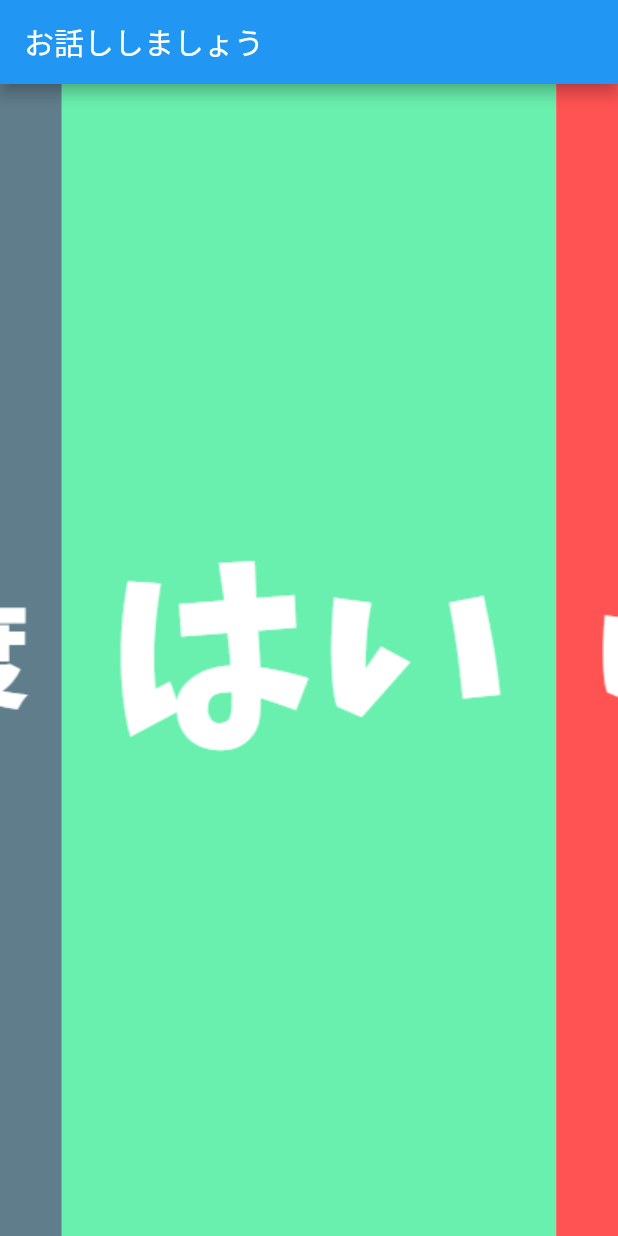
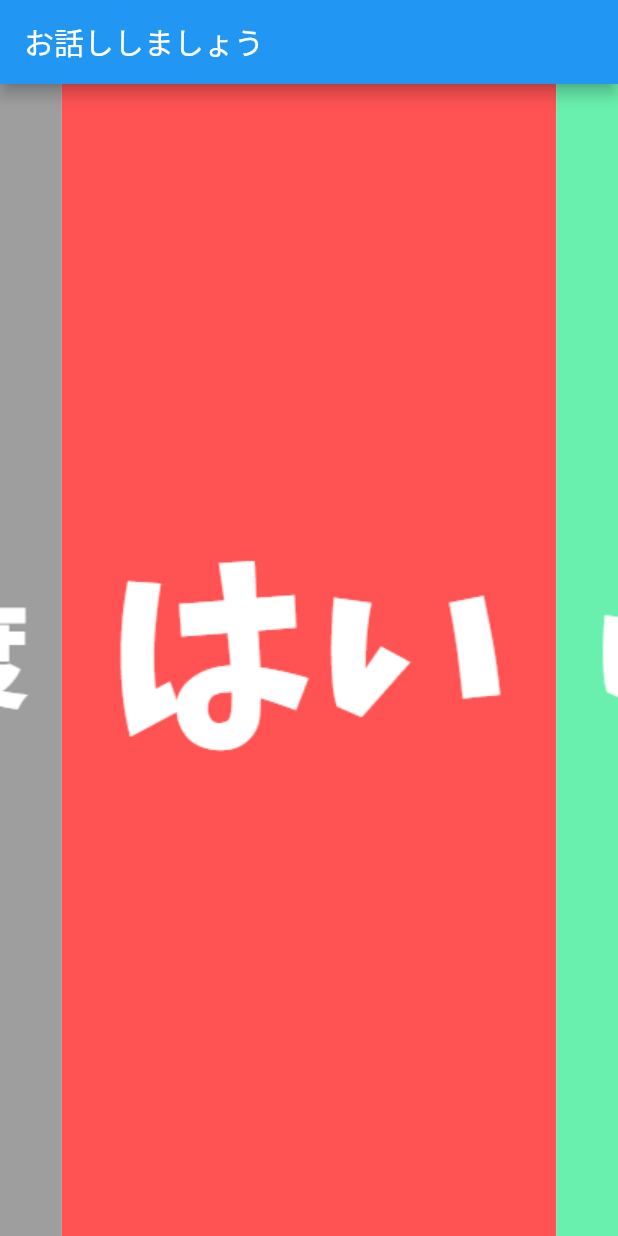
Before and after one commit to DaisukeMinagawa/silent_talker, a Flutter app: the screen it shows after launch, on a phone screen of 412 x 824 dp. Run offline on Flutter 3.47's test engine with Material 2 defaults, Android fonts, the phone set to English and light mode, and no system bars; drawn by our look-alikes of carousel_slider; missing offline and left inert: audiofileplayer.

Commit message:
Speaker ver.1

```diff
--- a/lib/main.dart
+++ b/lib/main.dart
@@ -1,6 +1,11 @@
 import 'package:carousel_slider/carousel_options.dart';
 import 'package:carousel_slider/carousel_slider.dart';
 import 'package:flutter/material.dart';
+import 'package:audiofileplayer/audiofileplayer.dart';
+
+Audio audio1 = Audio.load('sounds/sound1.wav');
+Audio audio2 = Audio.load('sounds/sound2.wav');
+Audio audio3 = Audio.load('sounds/sound3.wav');
 
 void main() => runApp(BasicDemo());
 
@@ -8,25 +13,53 @@ class BasicDemo extends StatelessWidget {
   @override
   Widget build(BuildContext context) {
     return MaterialApp(
+      debugShowCheckedModeBanner: false,
       home: Scaffold(
         appBar: AppBar(title: Text('お話ししましょう')),
         body: SafeArea(
           child: CarouselSlider(
-              options: CarouselOptions(height: double.infinity),
-              items: <Widget>[
-                Container(
-                  child: Center(child: Image.asset('answers/1.png')),
+            options: CarouselOptions(
+                height: double
+                    .infinity), //carousel_slider need to adjust height here
+            items: <Widget>[
+              InkWell(
+                //InkWell is an option make Container to be a button
+                onTap: () {
+                  audio1.play();
+                },
+                child: Container(
+                  decoration: BoxDecoration(color: Colors.redAccent),
+                  child: Center(
+                    child: Image.asset(
+                        'answers/1.png'), //Image is a StatefulWidget and Image.asset is just a named constructor, you can use it directly on your widget tree.
+                    //AssetImage is an ImageProvider which is responsible for obtaining the image of the specified path.
+                  ),
+                ),
+              ),
+              InkWell(
+                onTap: () {
+                  audio2.play();
+                },
+                child: Container(
                   decoration: BoxDecoration(color: Colors.greenAccent),
+                  child: Center(
+                    child: Image.asset('answers/2.png'),
+                  ),
                 ),
-                Container(
-                  child: Center(child: Image.asset('answers/2.png')),
-                  decoration: BoxDecoration(color: Colors.redAccent),
+              ),
+              InkWell(
+                onTap: () {
+                  audio3.play();
+                },
+                child: Container(
+                  decoration: BoxDecoration(color: Colors.grey),
+                  child: Center(
+                    child: Image.asset('answers/3.png'),
+                  ),
                 ),
-                Container(
-                  child: Center(child: Image.asset('answers/3.png')),
-                  decoration: BoxDecoration(color: Colors.blueGrey),
-                ),
-              ]),
+              ),
+            ],
+          ),
         ),
       ),
     );
--- a/pubspec.yaml
+++ b/pubspec.yaml
@@ -35,6 +35,7 @@ dependencies:
   # Use with the CupertinoIcons class for iOS style icons.
   cupertino_icons: ^1.0.2
   carousel_slider: ^4.0.0
+  audiofileplayer: ^2.1.0
 
 dev_dependencies:
   flutter_test:
```
Also changed, not shown: pubspec.lock.
